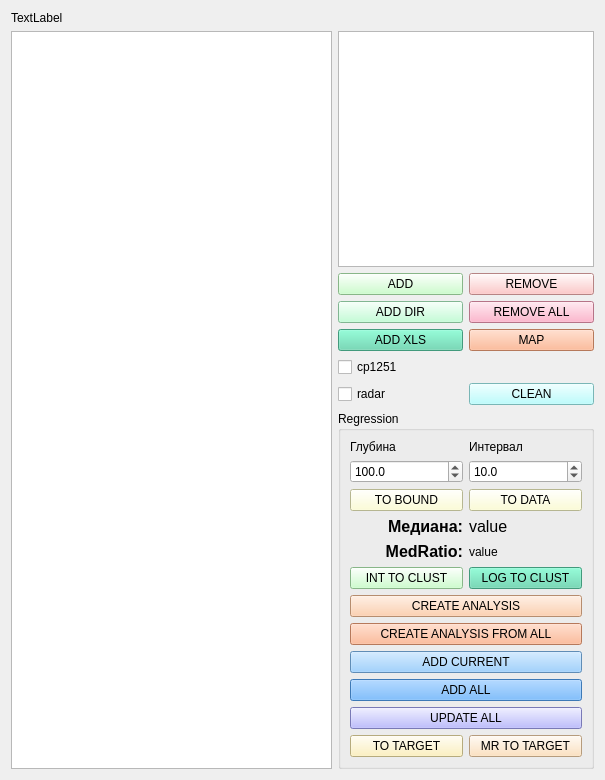
idergunoff/geovel_1.0, file qt/form_well_log.ui: the form before one commit.
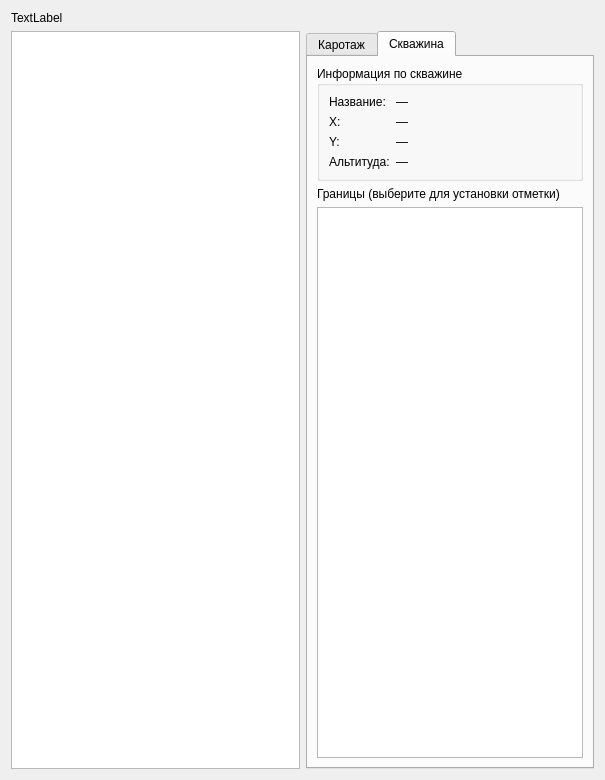
The form after the commit. The open tabs and pages were chosen to show the change. Custom widgets are drawn as their Qt base class.

Commit message: Расширить окно каротажа информацией о скважине

```diff
--- a/qt/form_well_log.ui
+++ b/qt/form_well_log.ui
@@ -25,6 +25,14 @@
     <widget class="PlotWidget" name="widget_graph_well_log"/>
    </item>
    <item row="1" column="1">
+    <widget class="QTabWidget" name="tabWidget_well_log">
+     <property name="currentIndex">
+      <number>0</number>
+     </property>
+     <widget class="QWidget" name="tab_logging">
+      <attribute name="title">
+       <string>Каротаж</string>
+      </attribute>
     <layout class="QGridLayout" name="gridLayout_2">
      <item row="0" column="0">
       <layout class="QGridLayout" name="gridLayout">
@@ -371,6 +379,94 @@
       </widget>
      </item>
     </layout>
+     </widget>
+     <widget class="QWidget" name="tab_well_info">
+      <attribute name="title">
+       <string>Скважина</string>
+      </attribute>
+      <layout class="QVBoxLayout" name="verticalLayout_well_info">
+       <item>
+        <widget class="QGroupBox" name="groupBox_well_info">
+         <property name="title">
+          <string>Информация по скважине</string>
+         </property>
+         <layout class="QFormLayout" name="formLayout_well_info">
+          <item row="0" column="0">
+           <widget class="QLabel" name="label_well_name_caption">
+            <property name="text">
+             <string>Название:</string>
+            </property>
+           </widget>
+          </item>
+          <item row="0" column="1">
+           <widget class="QLabel" name="label_well_name">
+            <property name="text">
+             <string>—</string>
+            </property>
+           </widget>
+          </item>
+          <item row="1" column="0">
+           <widget class="QLabel" name="label_well_x_caption">
+            <property name="text">
+             <string>X:</string>
+            </property>
+           </widget>
+          </item>
+          <item row="1" column="1">
+           <widget class="QLabel" name="label_well_x">
+            <property name="text">
+             <string>—</string>
+            </property>
+           </widget>
+          </item>
+          <item row="2" column="0">
+           <widget class="QLabel" name="label_well_y_caption">
+            <property name="text">
+             <string>Y:</string>
+            </property>
+           </widget>
+          </item>
+          <item row="2" column="1">
+           <widget class="QLabel" name="label_well_y">
+            <property name="text">
+             <string>—</string>
+            </property>
+           </widget>
+          </item>
+          <item row="3" column="0">
+           <widget class="QLabel" name="label_well_alt_caption">
+            <property name="text">
+             <string>Альтитуда:</string>
+            </property>
+           </widget>
+          </item>
+          <item row="3" column="1">
+           <widget class="QLabel" name="label_well_alt">
+            <property name="text">
+             <string>—</string>
+            </property>
+           </widget>
+          </item>
+         </layout>
+        </widget>
+       </item>
+       <item>
+        <widget class="QLabel" name="label_boundaries">
+         <property name="text">
+          <string>Границы (выберите для установки отметки)</string>
+         </property>
+        </widget>
+       </item>
+       <item>
+        <widget class="QListWidget" name="listWidget_boundaries">
+         <property name="toolTip">
+          <string>Выбранная граница устанавливает верхнюю отметку интервала на графике каротажа</string>
+         </property>
+        </widget>
+       </item>
+      </layout>
+     </widget>
+    </widget>
    </item>
   </layout>
  </widget>
```
Left out of the diff: 10 changed lines with no effect on the pictures. Lines whose indentation alone changed are shown as unchanged. The commit also changes 2 other files.
